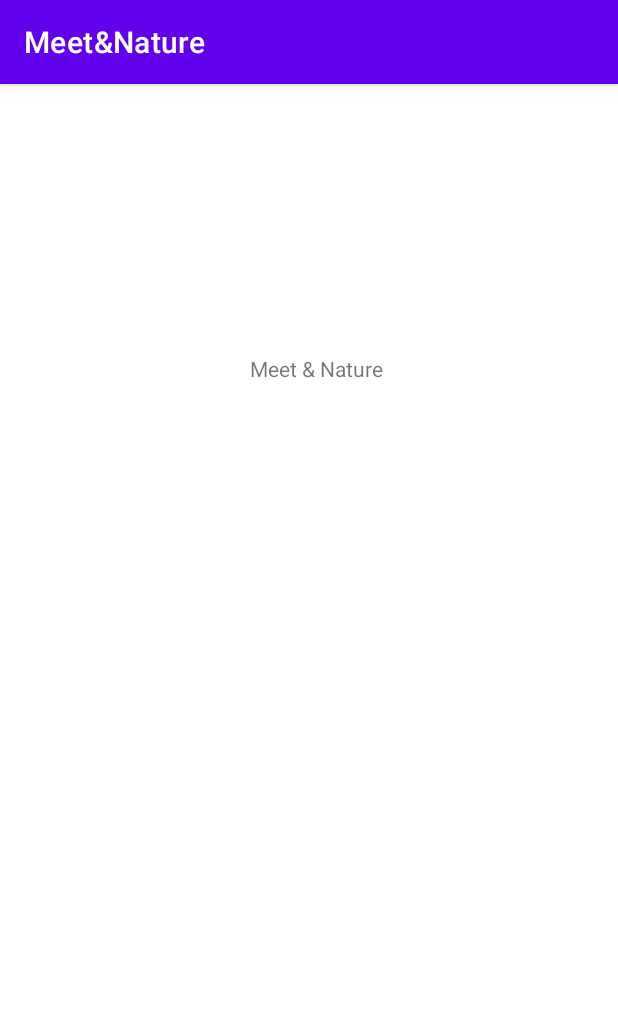
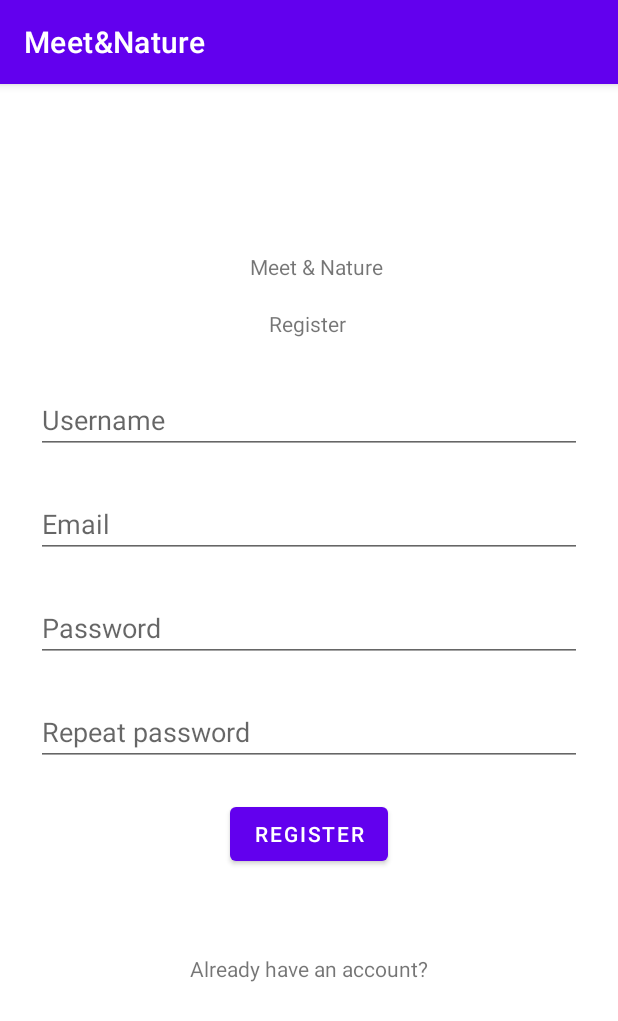
Before and after one commit to djordjeviclazar/redesigned-umbrella, an Android app: the RegisterFragment screen opened through its navigation route, on a phone screen of 412 x 824 dp. Shown: the top 1021 px of the screen. Run offline under Robolectric (Android 15) with nearby library versions, the phone set to English and light mode, and no system bars; our stand-ins replace Firebase (no records; nobody signed in at launch, a user with empty details on screens opened directly).

Commit message:
Sign in and register layout

```diff
--- a/MeetNature/app/src/main/res/layout/activity_main.xml
+++ b/MeetNature/app/src/main/res/layout/activity_main.xml
@@ -16,7 +16,7 @@
         app:layout_constraintLeft_toLeftOf="parent"
         app:layout_constraintRight_toRightOf="parent"
         app:layout_constraintTop_toTopOf="parent"
-        app:layout_constraintVertical_bias="0.24" />
+        app:layout_constraintVertical_bias="0.15" />
 
     <fragment
         android:layout_width="0dp"
--- a/MeetNature/app/src/main/res/layout/fragment_login.xml
+++ b/MeetNature/app/src/main/res/layout/fragment_login.xml
@@ -1,45 +1,44 @@
 <?xml version="1.0" encoding="utf-8"?>
 <androidx.constraintlayout.widget.ConstraintLayout xmlns:android="http://schemas.android.com/apk/res/android"
+    xmlns:app="http://schemas.android.com/apk/res-auto"
     xmlns:tools="http://schemas.android.com/tools"
-    xmlns:app="http://schemas.android.com/apk/res-auto"
     android:layout_width="match_parent"
     android:layout_height="match_parent"
     tools:context=".authentication.LoginFragment">
 
     <TextView
+        android:id="@+id/LoginTitle"
         android:layout_width="wrap_content"
         android:layout_height="wrap_content"
-        android:id="@+id/LoginTitle"
         android:text="@string/login_title"
         app:layout_constraintBottom_toBottomOf="parent"
-        app:layout_constraintHorizontal_bias="0.5"
         app:layout_constraintLeft_toLeftOf="parent"
+
         app:layout_constraintRight_toRightOf="parent"
         app:layout_constraintTop_toTopOf="parent"
-        app:layout_constraintVertical_bias="0.33"
-
-        ></TextView>
+        app:layout_constraintVertical_bias="0.25"></TextView>
 
     <EditText
         android:id="@+id/firstpage_loginfragment_email_txb"
         android:layout_width="0dp"
         android:layout_height="wrap_content"
         android:layout_marginStart="24dp"
-        android:layout_marginTop="96dp"
+        android:layout_marginTop="32dp"
         android:layout_marginEnd="24dp"
         android:hint="@string/prompt_email"
         android:inputType="textEmailAddress"
         android:selectAllOnFocus="true"
         app:layout_constraintEnd_toEndOf="parent"
+        app:layout_constraintHorizontal_bias="1.0"
         app:layout_constraintStart_toStartOf="parent"
-        app:layout_constraintTop_toTopOf="parent" />
+        app:layout_constraintTop_toBottomOf="@+id/LoginTitle" />
 
     <EditText
         android:id="@+id/firstpage_loginfragment_pass_txb"
         android:layout_width="0dp"
         android:layout_height="wrap_content"
         android:layout_marginStart="24dp"
-        android:layout_marginTop="8dp"
+        android:layout_marginTop="32dp"
         android:layout_marginEnd="24dp"
         android:hint="@string/prompt_password"
         android:imeActionLabel="@string/action_sign_in_short"
@@ -47,8 +46,9 @@
         android:inputType="textPassword"
         android:selectAllOnFocus="true"
         app:layout_constraintEnd_toEndOf="parent"
+        app:layout_constraintHorizontal_bias="1.0"
         app:layout_constraintStart_toStartOf="parent"
-        app:layout_constraintTop_toBottomOf="@+id/username" />
+        app:layout_constraintTop_toBottomOf="@+id/firstpage_loginfragment_email_txb" />
 
     <Button
         android:id="@+id/firstpage_loginfragment_login_btn"
@@ -56,29 +56,29 @@
         android:layout_height="wrap_content"
         android:layout_gravity="start"
         android:layout_marginStart="48dp"
-        android:layout_marginTop="16dp"
+        android:layout_marginTop="32dp"
         android:layout_marginEnd="48dp"
-        android:layout_marginBottom="64dp"
+        android:layout_marginBottom="140dp"
         android:enabled="true"
-        android:text="@string/action_sign_in"
+        android:text="@string/action_sign_in_short"
         app:layout_constraintBottom_toBottomOf="parent"
         app:layout_constraintEnd_toEndOf="parent"
+        app:layout_constraintHorizontal_bias="0.495"
         app:layout_constraintStart_toStartOf="parent"
-        app:layout_constraintTop_toBottomOf="@+id/password"
-        app:layout_constraintVertical_bias="0.2" />
+        app:layout_constraintTop_toBottomOf="@+id/firstpage_loginfragment_pass_txb"
+        app:layout_constraintVertical_bias="0.021" />
 
     <TextView
+        android:id="@+id/RegisterTextLink"
         android:layout_width="wrap_content"
         android:layout_height="wrap_content"
-        android:id="@+id/RegisterTextLink"
         android:text="@string/RegisterLink"
         app:layout_constraintBottom_toBottomOf="parent"
-        app:layout_constraintHorizontal_bias="0.5"
+        app:layout_constraintHorizontal_bias="0.498"
         app:layout_constraintLeft_toLeftOf="parent"
         app:layout_constraintRight_toRightOf="parent"
-        app:layout_constraintTop_toTopOf="parent"
-        app:layout_constraintVertical_bias="0.8"
 
-        ></TextView>
+        app:layout_constraintTop_toBottomOf="@+id/firstpage_loginfragment_login_btn"
+        app:layout_constraintVertical_bias="0.100000024"></TextView>
 
 </androidx.constraintlayout.widget.ConstraintLayout>
--- a/MeetNature/app/src/main/res/layout/fragment_register.xml
+++ b/MeetNature/app/src/main/res/layout/fragment_register.xml
@@ -1,11 +1,105 @@
 <?xml version="1.0" encoding="utf-8"?>
 <androidx.constraintlayout.widget.ConstraintLayout xmlns:android="http://schemas.android.com/apk/res/android"
+    xmlns:app="http://schemas.android.com/apk/res-auto"
     xmlns:tools="http://schemas.android.com/tools"
-    xmlns:app="http://schemas.android.com/apk/res-auto"
     android:layout_width="match_parent"
     android:layout_height="match_parent"
     tools:context=".authentication.RegisterFragment">
 
 
+    <TextView
+        android:id="@+id/loginTextLink"
+        android:layout_width="wrap_content"
+        android:layout_height="wrap_content"
+        android:text="@string/LoginLink"
+        app:layout_constraintBottom_toBottomOf="parent"
+        app:layout_constraintLeft_toLeftOf="parent"
+
+        app:layout_constraintRight_toRightOf="parent"
+        app:layout_constraintTop_toBottomOf="@+id/firstpage_registerfragment_register_btn"
+        app:layout_constraintVertical_bias="0.25"></TextView>
+
+    <EditText
+        android:id="@+id/firstpage_registerfragment_passwordrepeat_txb"
+        android:layout_width="0dp"
+        android:layout_height="wrap_content"
+        android:layout_marginStart="24dp"
+        android:layout_marginTop="24dp"
+        android:layout_marginEnd="24dp"
+        android:hint="@string/prompt_passwordrepeat"
+        android:inputType="textPassword"
+        android:selectAllOnFocus="true"
+        app:layout_constraintEnd_toEndOf="parent"
+        app:layout_constraintHorizontal_bias="0.0"
+        app:layout_constraintStart_toStartOf="parent"
+        app:layout_constraintTop_toBottomOf="@+id/firstpage_registerfragment_password_txb" />
+
+    <EditText
+        android:id="@+id/firstpage_registerfragment_password_txb"
+        android:layout_width="0dp"
+        android:layout_height="wrap_content"
+        android:layout_marginStart="24dp"
+        android:layout_marginTop="24dp"
+        android:layout_marginEnd="24dp"
+        android:hint="@string/prompt_password"
+        android:inputType="textPassword"
+        android:selectAllOnFocus="true"
+        app:layout_constraintEnd_toEndOf="parent"
+        app:layout_constraintHorizontal_bias="0.0"
+        app:layout_constraintStart_toStartOf="parent"
+        app:layout_constraintTop_toBottomOf="@+id/firstpage_registerfragment_email_txb" />
+
+    <EditText
+        android:id="@+id/firstpage_registerfragment_email_txb"
+        android:layout_width="0dp"
+        android:layout_height="wrap_content"
+        android:layout_marginStart="24dp"
+        android:layout_marginTop="24dp"
+        android:layout_marginEnd="24dp"
+        android:hint="@string/prompt_email"
+        android:inputType="textEmailAddress"
+        android:selectAllOnFocus="true"
+        app:layout_constraintEnd_toEndOf="parent"
+        app:layout_constraintHorizontal_bias="0.0"
+        app:layout_constraintStart_toStartOf="parent"
+        app:layout_constraintTop_toBottomOf="@+id/firstpage_registerfragment_username_txb" />
+
+    <EditText
+        android:id="@+id/firstpage_registerfragment_username_txb"
+        android:layout_width="0dp"
+        android:layout_height="wrap_content"
+        android:layout_marginStart="24dp"
+        android:layout_marginTop="32dp"
+        android:layout_marginEnd="24dp"
+        android:hint="@string/prompt_username"
+        android:inputType="textPersonName"
+        android:selectAllOnFocus="true"
+        app:layout_constraintEnd_toEndOf="parent"
+        app:layout_constraintHorizontal_bias="0.0"
+        app:layout_constraintStart_toStartOf="parent"
+        app:layout_constraintTop_toBottomOf="@+id/RegisterTitle" />
+
+    <TextView
+        android:id="@+id/RegisterTitle"
+        android:layout_width="wrap_content"
+        android:layout_height="wrap_content"
+        android:text="@string/register_title"
+        app:layout_constraintBottom_toBottomOf="parent"
+        app:layout_constraintEnd_toEndOf="parent"
+        app:layout_constraintHorizontal_bias="0.498"
+        app:layout_constraintStart_toStartOf="parent"
+        app:layout_constraintTop_toTopOf="parent"
+        app:layout_constraintVertical_bias="0.2" />
+
+    <Button
+        android:id="@+id/firstpage_registerfragment_register_btn"
+        android:layout_width="wrap_content"
+        android:layout_height="wrap_content"
+        android:text="@string/register_title"
+        app:layout_constraintBottom_toBottomOf="parent"
+        app:layout_constraintEnd_toEndOf="parent"
+        app:layout_constraintStart_toStartOf="parent"
+        app:layout_constraintTop_toBottomOf="@+id/firstpage_registerfragment_passwordrepeat_txb"
+        app:layout_constraintVertical_bias="0.07999998" />
 
 </androidx.constraintlayout.widget.ConstraintLayout>
--- a/MeetNature/app/src/main/res/values/strings.xml
+++ b/MeetNature/app/src/main/res/values/strings.xml
@@ -3,6 +3,8 @@
     <string name="title_activity_login">LoginActivity</string>
     <string name="prompt_email">Email</string>
     <string name="prompt_password">Password</string>
+    <string name="prompt_username">Username</string>
+    <string name="prompt_passwordrepeat">Repeat password</string>
     <string name="action_sign_in">Sign in or register</string>
     <string name="action_sign_in_short">Sign in</string>
     <string name="action_register_short">Register</string>
```
